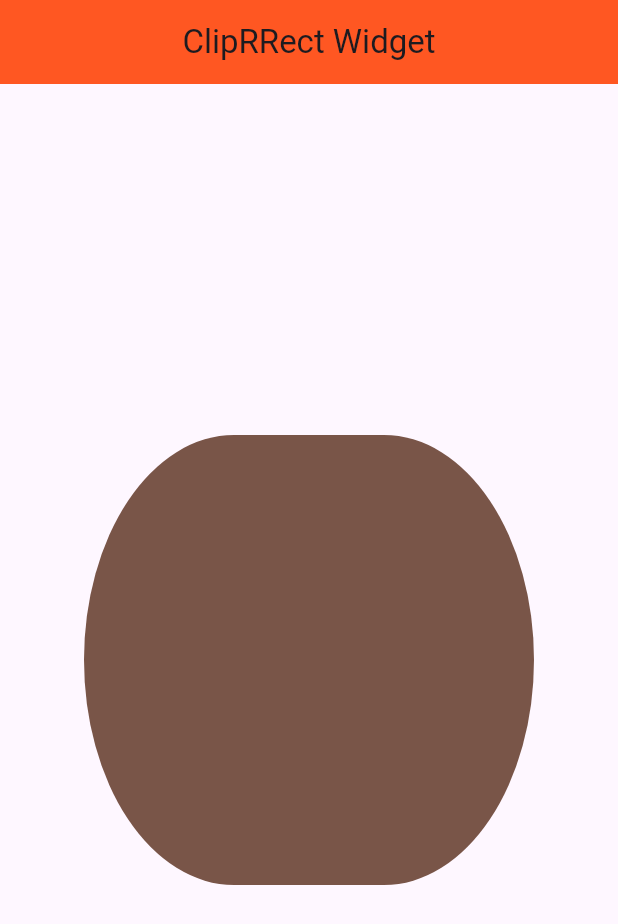
After one commit to Mahafujmr/flutter_all_weiget_practice, a Flutter app: the screen it shows after launch, on a phone screen of 412 x 824 dp. The commit adds this screen. Shown: the top 924 px of the screen. Run offline on Flutter 3.47's test engine with Material 3 defaults, Android fonts, the phone set to English and light mode, and no system bars; key blocks and very long unbroken strings in the code were emptied for the run.

Commit message:
flutter clipRRect widget

```diff
--- a/flutter_all_widget_practice/lib/main.dart
+++ b/flutter_all_widget_practice/lib/main.dart
@@ -1,5 +1,6 @@
 import 'package:flutter/material.dart';
 import 'package:flutter_all_widget_practice/scrolling_widget/pase_view/pase_view_widget.dart';
+import 'package:flutter_all_widget_practice/styling_widgets/clipRRect_widget.dart';
 void main() {
   runApp(MyApp());
 }
@@ -25,7 +26,7 @@ class MyApp extends StatelessWidget {
 
       // builder is call back function
       //builder: (context, child) => ,
-      home: PaseViewWidget(),
+      home: CliprrectWidget(),
     );
   }
 }
--- /dev/null
+++ b/flutter_all_widget_practice/lib/styling_widgets/clipRRect_widget.dart
@@ -0,0 +1,26 @@
+import 'package:flutter/material.dart';
+
+class CliprrectWidget extends StatelessWidget {
+  const CliprrectWidget({super.key});
+
+  @override
+  Widget build(BuildContext context) {
+    return Scaffold(
+      appBar: AppBar(
+        title: Text("ClipRRect Widget"),
+        centerTitle: true,
+        backgroundColor: Colors.deepOrange,
+      ),
+      body: Center(
+        child: ClipRRect(
+          borderRadius: BorderRadius.all(Radius.elliptical(200, 300)),
+          child: Container(
+            color: Colors.brown,
+            width: 300,
+            height: 300,
+          ),
+        ),
+      ),
+    );
+  }
+}
```
